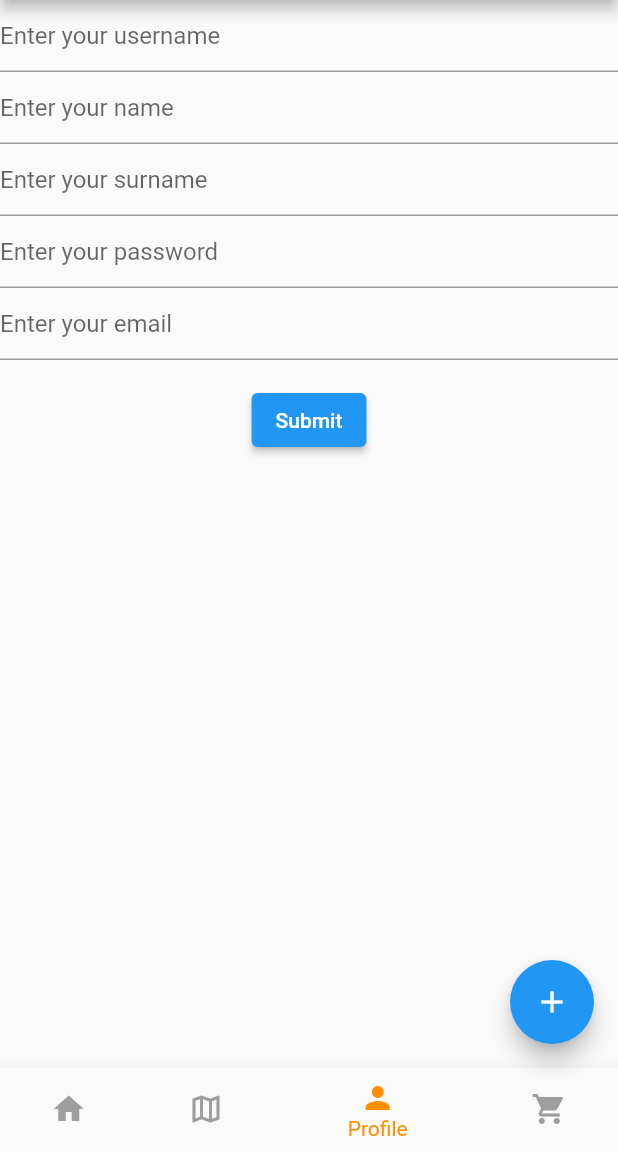
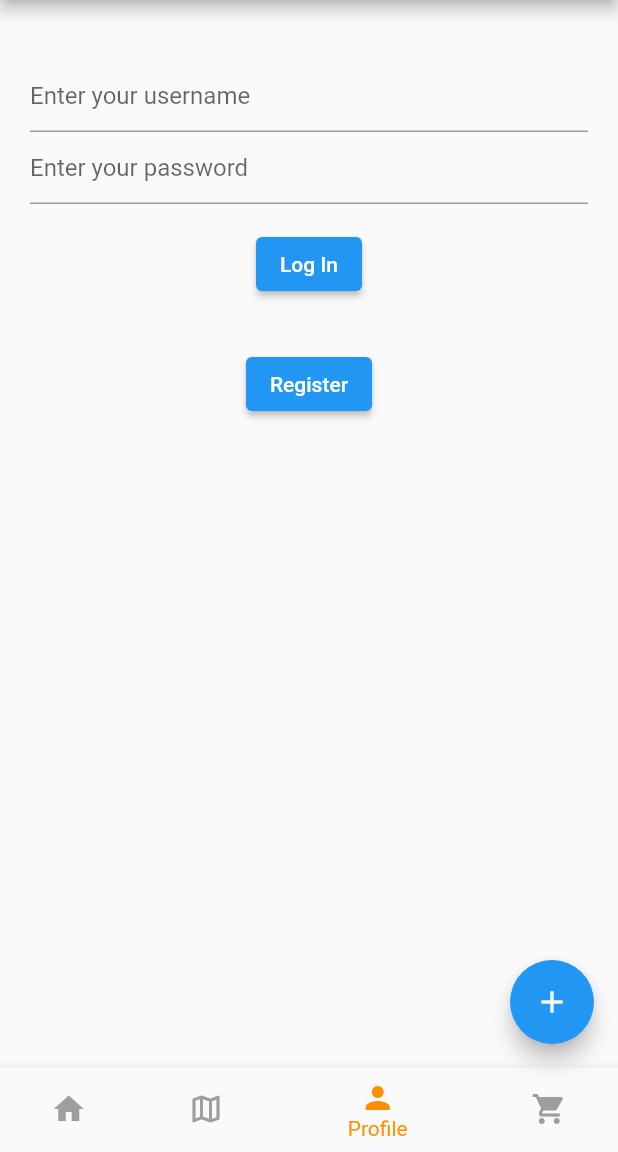
Before and after one commit to itsPeetah/polimi-dima-2022-ecommerce, a Flutter app: the screen it shows after launch, item 3 of the bottom bar chosen, on a phone screen of 412 x 824 dp, the part 84-1236 px from its top. Run offline on Flutter 3.47's test engine with Material 2 defaults, Android fonts, the phone set to English and light mode, and no system bars; our stand-ins replace firebase_core, firebase_database, google_maps_flutter; accounts and stored records are empty.

Commit message:
Added register page as a stand-alone component

```diff
--- a/dima/lib/components/dbs.dart
+++ /dev/null
@@ -1,203 +0,0 @@
-// ignore_for_file: file_names
-
-query(String s) {
-  var resultList = getAllDb().where((Map<String, String> element) =>
-      (element['name']!.toLowerCase()).contains(s.toLowerCase()));
-  return resultList;
-}
-
-getProductInfo(String productId) {
-  return query(productId);
-}
-
-firstChoice() {
-  return {
-    'link': 'https://picsum.photos/250?image=9',
-    'name': 'Laptop Chewui 14\'!',
-    'price': '259\$'
-  };
-}
-
-secondChoice() {
-  return {
-    'link':
-        'https://images.unsplash.com/photo-1642960973182-4277c0067a56?ixlib=rb-1.2.1&ixid=MnwxMjA3fDB8MHxwaG90by1wYWdlfHx8fGVufDB8fHx8&auto=format&fit=crop&w=687&q=80',
-    'name': 'Flowers for your dearest one!',
-    'price': '19\$'
-  };
-}
-
-thirdChoice() {
-  return {
-    'link': 'https://picsum.photos/250?image=10',
-    'name': 'Best painting of the week!',
-    'price': '59\$'
-  };
-
-  //'https://picsum.photos/250?image=8';
-}
-
-getElement(int index) {
-  if (index >= getAllDb().length) {
-    throw Exception(
-        "There is no element at required index:" + index.toString());
-  } else {
-    getAllDb().elementAt(index);
-  }
-}
-
-fourthChoice() {
-  return getAllDb().elementAt(3);
-}
-
-userPref() {
-  return [
-    {
-      'id': '4',
-      'link':
-          'https://images.unsplash.com/photo-1642991640594-81a565e3aa0e?ixlib=rb-1.2.1&ixid=MnwxMjA3fDB8MHxwaG90by1wYWdlfHx8fGVufDB8fHx8&auto=format&fit=crop&w=687&q=80',
-      'name': 'Tour in the Alps for one week!',
-      'price': '129\$'
-    },
-    {
-      'id': '5',
-      'link':
-          'https://images.unsplash.com/photo-1642978349139-1bce41c59e3e?ixlib=rb-1.2.1&ixid=MnwxMjA3fDB8MHxwaG90by1wYWdlfHx8fGVufDB8fHx8&auto=format&fit=crop&w=687&q=80',
-      'name': 'Painting equipment!',
-      'price': '39\$'
-    },
-    {
-      'id': '6',
-      'link':
-          'https://images.unsplash.com/photo-1642936795750-ca25f7eab721?ixlib=rb-1.2.1&ixid=MnwxMjA3fDB8MHxwaG90by1wYWdlfHx8fGVufDB8fHx8&auto=format&fit=crop&w=687&q=80',
-      'name': 'Buy George Orwell\'s 1984!',
-      'price': '19\$'
-    },
-  ];
-}
-
-getAllDb() {
-  return [
-    {
-      'id': '1',
-      'link': 'https://picsum.photos/250?image=9',
-      'name': 'Laptop Chewui 14\'!',
-      'price': '259\$'
-    },
-    {
-      'id': '2',
-      'link':
-          'https://images.unsplash.com/photo-1642960973182-4277c0067a56?ixlib=rb-1.2.1&ixid=MnwxMjA3fDB8MHxwaG90by1wYWdlfHx8fGVufDB8fHx8&auto=format&fit=crop&w=687&q=80',
-      'name': 'Flowers for your dearest one!',
-      'price': '19\$'
-    },
-    {
-      'id': '3',
-      'link': 'https://picsum.photos/250?image=10',
-      'name': 'Best painting of the week!',
-      'price': '59\$'
-    },
-    {
-      'id': '4',
-      'link':
-          'https://images.unsplash.com/photo-1642991640594-81a565e3aa0e?ixlib=rb-1.2.1&ixid=MnwxMjA3fDB8MHxwaG90by1wYWdlfHx8fGVufDB8fHx8&auto=format&fit=crop&w=687&q=80',
-      'name': 'Tour in the Alps for one week!',
-      'price': '129\$'
-    },
-    {
-      'id': '5',
-      'link':
-          'https://images.unsplash.com/photo-1642978349139-1bce41c59e3e?ixlib=rb-1.2.1&ixid=MnwxMjA3fDB8MHxwaG90by1wYWdlfHx8fGVufDB8fHx8&auto=format&fit=crop&w=687&q=80',
-      'name': 'Painting equipment!',
-      'price': '39\$'
-    },
-    {
-      'id': '6',
-      'link':
-          'https://images.unsplash.com/photo-1642936795750-ca25f7eab721?ixlib=rb-1.2.1&ixid=MnwxMjA3fDB8MHxwaG90by1wYWdlfHx8fGVufDB8fHx8&auto=format&fit=crop&w=687&q=80',
-      'name': 'Buy George Orwell\'s 1984!',
-      'price': '19\$'
-    },
-    {
-      'id': '7',
-      'link':
-          'https://images.pexels.com/photos/8549835/pexels-photo-8549835.jpeg?auto=compress&cs=tinysrgb&dpr=2&h=750&w=1260',
-      'name': 'Beautiful clay vase',
-      'price': '9.99\$'
-    },
-    {
-      'id': '8',
-      'link':
-          'https://images.pexels.com/photos/4465126/pexels-photo-4465126.jpeg?auto=compress&cs=tinysrgb&dpr=1&w=500',
-      'name': 'Oral Hygiene Kit',
-      'price': '6.99\$'
-    },
-    {
-      'id': '9',
-      'link':
-          'https://images.pexels.com/photos/5760879/pexels-photo-5760879.jpeg?auto=compress&cs=tinysrgb&dpr=1&w=500',
-      'name': 'Personally selected scented candles',
-      'price': '12\$'
-    },
-    {
-      'id': '10',
-      'link':
-          'https://images.pexels.com/photos/3685538/pexels-photo-3685538.jpeg?auto=compress&cs=tinysrgb&dpr=1&w=500',
-      'name': 'Foundation for your skin',
-      'price': '9.99\$'
-    },
-    {
-      'id': '11',
-      'link':
-          'https://images.pexels.com/photos/5217913/pexels-photo-5217913.jpeg?auto=compress&cs=tinysrgb&dpr=1&w=500',
-      'name': 'Bleach for your clothes (3L)',
-      'price': '4.99\$'
-    },
-    {
-      'id': '12',
-      'link':
-          'https://images.pexels.com/photos/6387874/pexels-photo-6387874.jpeg?auto=compress&cs=tinysrgb&dpr=1&w=500',
-      'name': '3x Washing soap ',
-      'price': '3.99\$'
-    },
-    {
-      'id': '13',
-      'link':
-          'https://images.pexels.com/photos/5217913/pexels-photo-5217913.jpeg?auto=compress&cs=tinysrgb&dpr=1&w=500',
-      'name': '2x Natural pro-biotic soap',
-      'price': '4.99\$'
-    },
-    {
-      'id': '14',
-      'link':
-          'https://images.unsplash.com/photo-1643029950323-92dc1129339c?ixlib=rb-1.2.1&ixid=MnwxMjA3fDB8MHxwaG90by1wYWdlfHx8fGVufDB8fHx8&auto=format&fit=crop&w=687&q=80',
-      'name': 'Coat & Bag combo',
-      'price': '159\$'
-    },
-    {
-      'id': '15',
-      'link':
-          'https://images.unsplash.com/photo-1642965961298-02f31304044d?ixlib=rb-1.2.1&ixid=MnwxMjA3fDB8MHxwaG90by1wYWdlfHx8fGVufDB8fHx8&auto=format&fit=crop&w=764&q=80',
-      'name': 'Picture package [10 pcs]',
-      'price': '4.99\$'
-    },
-    {
-      'id': '16',
-      'link':
-          'https://images.unsplash.com/photo-1460039230329-eb070fc6c77c?ixlib=rb-1.2.1&ixid=MnwxMjA3fDB8MHxwaG90by1wYWdlfHx8fGVufDB8fHx8&auto=format&fit=crop&w=735&q=80',
-      'name': 'Flowers for your beloved one',
-      'price': '14\$'
-    }
-  ];
-}
-
-getProductFromId(String id) {
-  List<Map<String, String>> res = getAllDb();
-  //print("Is true?: - " + res.containsValue(id).toString());
-  var result = res.where((element) => element['id'] == id);
-  if (result.first.isEmpty) {
-    throw Exception("Can not find product with id:" + id);
-  } else {
-    return result.first;
-  }
-}
--- a/dima/lib/userprofile.dart
+++ b/dima/lib/userprofile.dart
@@ -1,3 +1,4 @@
+import 'package:dima/components/userPage/register_form.dart';
 import 'package:firebase_database/firebase_database.dart';
 import 'package:flutter/material.dart';
 
@@ -5,99 +6,57 @@ class UserProfileRoute extends StatelessWidget {
   UserProfileRoute({Key? key, this.titleQuestion = 'Search for something new!'})
       : super(key: key);
   final String titleQuestion;
-  final TextEditingController _nameController = TextEditingController();
-  final TextEditingController _surnameController = TextEditingController();
+
+  final TextEditingController _usernameController = TextEditingController();
   final TextEditingController _passwordController = TextEditingController();
-  final TextEditingController _emailController = TextEditingController();
-  final TextEditingController _usernameController = TextEditingController();
-  final List<TextEditingController> controllers = [];
-  final userRef = FirebaseDatabase.instance.ref().child('/user');
-  late BuildContext context;
-  void _userNameError() {}
-  Future<void> _registerUser() async {
-    if (_nameController.text.isNotEmpty) {
-      if (_surnameController.text.isNotEmpty) {
-        if (_passwordController.text.isNotEmpty) {
-          if (_emailController.text.isNotEmpty) {
-            var query = userRef.orderByKey().equalTo(_usernameController.text);
-            var queryResult = await query.once();
-            // user does not already exist
-            if (queryResult.snapshot.value == null) {
-              userRef.child(_usernameController.text).set({
-                'name': _nameController.text,
-                'surname': _surnameController.text,
-                'email': _emailController.text,
-                'password': _passwordController.text
-              });
-              ScaffoldMessenger.of(context).showSnackBar(
-                const SnackBar(content: Text('Registered successfully')),
-              );
-              for (var controller in controllers) {
-                controller.clear();
-              }
-            } else {
-              _userNameError();
-              ScaffoldMessenger.of(context).showSnackBar(
-                const SnackBar(content: Text('User already exists')),
-              );
-            }
-          }
-        }
-      }
-    }
-  }
-
   @override
   Widget build(BuildContext context) {
-    this.context = context;
-    controllers.add(_nameController);
-    controllers.add(_surnameController);
-    controllers.add(_passwordController);
-    controllers.add(_emailController);
-    controllers.add(_usernameController);
-    return Column(children: [
+    /// TODO: why does the context.size.width return null?
+    var width = 20 * 20;
+    var height = 20 * 40;
+    return Padding(
+        padding: EdgeInsets.only(
+            top: height / 20, left: width / 20, right: width / 20),
+        child: Column(children: [
           TextFormField(
+            validator: (value) {
+              value == null
+                  ? 'Username can not be empty'
+                  : (value.length < 6
+                      ? 'Username needs to be of at least 6 characters'
+                      : null);
+            },
             decoration: const InputDecoration(hintText: 'Enter your username'),
             controller: _usernameController,
           ),
           TextFormField(
-        decoration: const InputDecoration(hintText: 'Enter your name'),
-        controller: _nameController,
-      ),
-      TextFormField(
-        decoration: const InputDecoration(hintText: 'Enter your surname'),
-        controller: _surnameController,
-      ),
-      TextFormField(
+            validator: (value) {
+              value == null
+                  ? 'Password can not be empty'
+                  : (value.length < 6
+                      ? 'Password needs to be of at least 6 characters'
+                      : null);
+            },
             decoration: const InputDecoration(hintText: 'Enter your password'),
             controller: _passwordController,
             obscureText: true,
           ),
-      TextFormField(
-        decoration: const InputDecoration(hintText: 'Enter your email'),
-        controller: _emailController,
-      ),
           Padding(
               padding: const EdgeInsets.symmetric(vertical: 16.0),
               child: ElevatedButton(
-              onPressed: _registerUser, child: const Text('Submit')))
-    ]);
-
-    // Center(
-    //   child: ElevatedButton(
-    //     onPressed: () {
-    //       // set in child with id 000000001 all user details
-    //       userRef.child('000000001').set({
-    //         'name': 'Bruhero',
-    //         'surname': 'Montero',
-    //         'email': 'bruheromontero@gmail.com',
-    //         'password': 'xH3S7Tuvd5Eo2xkEjz'
-    //       });
-    //       true;
-    //       //Navigator.pop(context);
-    //     },
-    //     child: const Text('Register'),
-    //   ),
-    // );
+                  onPressed: () {}, child: const Text('Log In'))),
+          Padding(
+              padding: const EdgeInsets.symmetric(vertical: 16.0),
+              child: ElevatedButton(
+                  onPressed: () {
+                    Navigator.push(
+                        context,
+                        MaterialPageRoute(
+                            builder: (context) => RegisterForm(
+                                username: _usernameController.text,
+                                password: _passwordController.text)));
+                  },
+                  child: const Text('Register')))
+        ]));
   }
 }
```
Also changed, not shown: dima/lib/components/model/dbs.dart (added, +92 -0 lines), dima/lib/components/model/product.dart (added, +16 -0 lines), dima/lib/components/userPage/register_form.dart (added, +128 -0 lines). Lines whose indentation alone changed are shown as unchanged.
